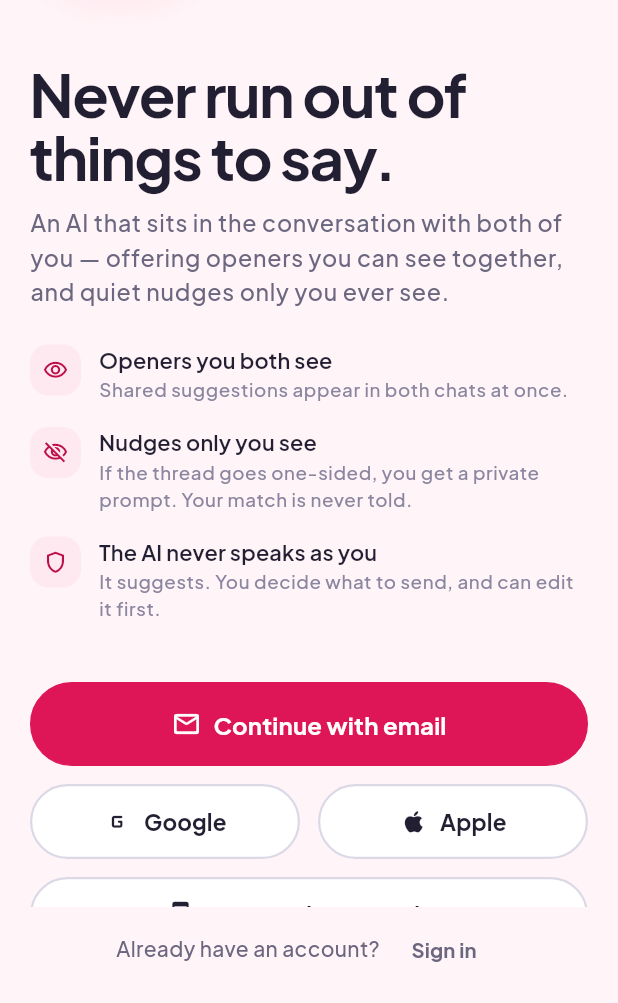
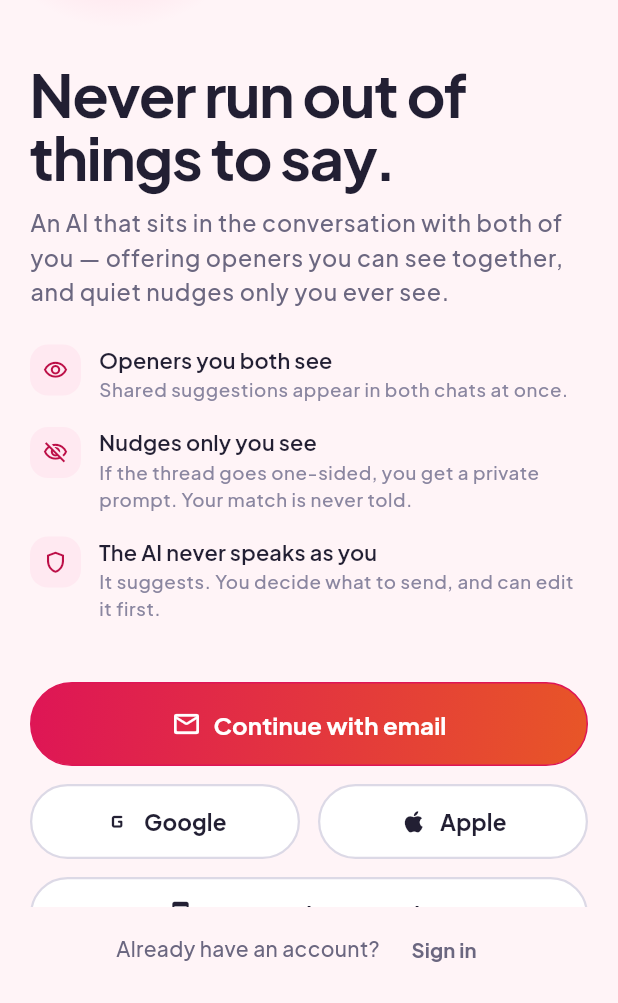
Before and after one commit to Majorboy1/Closey, a Flutter app: the screen it shows after launch, on a phone screen of 412 x 824 dp, the part 233-1236 px from its top. Run offline on Flutter 3.47's test engine with Material 3 defaults, Android fonts, the phone set to English and light mode, and no system bars; our stand-ins replace cached_network_image, cloud_firestore, cloud_functions, cross_file, firebase_auth, firebase_core and 9 more; accounts and stored records are empty.

Commit message:
Add gradient polish and a container system for wide viewports
Aesthetics: filled button variants now carry a gradient, and the app frame is a soft gradient rather than a flat background. Both stops are tokens - the second is the brand lerped toward accent - so the gradient reads as depth inside one fill instead of as a two-colour banner, and it stays correct if the palette changes again. Outlined and ghost buttons stay flat so the primary action remains the loudest thing on screen.

Layout foundation, from the UX Architect method: the app is now constrained to a 440pt column and centred, on a gradient frame. A dating app stretched edge to edge across a desktop window is wrong in a way that is hard to name - every layout was tuned against a 390pt phone, so a wide viewport just inflates the deck and the tab bar. The constraint only bites above the maximum width, so it costs nothing on a real phone. The reference document is CSS-specific (custom properties, data-theme, media queries) and none of that transfers; the container system and breakpoint thinking do.

```diff
--- a/lib/app.dart
+++ b/lib/app.dart
@@ -2,8 +2,15 @@ import 'package:flutter/material.dart';
 import 'package:flutter_riverpod/flutter_riverpod.dart';
 
 import 'core/router/app_router.dart';
+import 'core/theme/closey_colors.dart';
 import 'core/theme/closey_theme.dart';
 import 'state/app_providers.dart';
+
+/// The widest the app ever gets.
+///
+/// Above this the layout is centred rather than stretched. See the note in
+/// [CloseyApp.build] for why a phone-shaped product wants this on a desktop.
+const double kMaxAppColumnWidth = 440;
 
 /// The application root.
 ///
@@ -34,8 +41,18 @@ class CloseyApp extends ConsumerWidget {
 
       // Respect the platform's text scaling, but clamp the extreme end so a
       // 2.0x setting cannot break the swipe deck or the chat header.
+      //
+      // The same builder constrains the app to a phone-shaped column. A dating
+      // app stretched edge to edge across a desktop window is wrong in a way
+      // that is hard to name: every layout was tuned against a 390pt phone, so
+      // a wide viewport just makes the deck and the tab bar look inflated. A
+      // centred column on a gradient frame is the Flutter equivalent of the UX
+      // Architect's container system, and it costs nothing on a real phone
+      // because the constraint only bites above the maximum width.
       builder: (context, child) {
         final media = MediaQuery.of(context);
+        final c = context.colors;
+
         return MediaQuery(
           data: media.copyWith(
             textScaler: media.textScaler.clamp(
@@ -43,7 +60,25 @@ class CloseyApp extends ConsumerWidget {
               maxScaleFactor: 1.4,
             ),
           ),
-          child: child ?? const SizedBox.shrink(),
+          child: DecoratedBox(
+            decoration: BoxDecoration(
+              gradient: LinearGradient(
+                begin: Alignment.topLeft,
+                end: Alignment.bottomRight,
+                colors: c.isDark
+                    ? const [Color(0xFF0E0A16), Color(0xFF2A1545)]
+                    : const [Color(0xFFFDE4EE), Color(0xFFEFE7FF)],
+              ),
+            ),
+            child: Center(
+              child: ConstrainedBox(
+                constraints: const BoxConstraints(
+                  maxWidth: kMaxAppColumnWidth,
+                ),
+                child: child ?? const SizedBox.shrink(),
+              ),
+            ),
+          ),
         );
       },
     );
--- a/lib/core/widgets/closey_button.dart
+++ b/lib/core/widgets/closey_button.dart
@@ -88,6 +88,7 @@ class CloseyButton extends StatelessWidget {
   Widget build(BuildContext context) {
     final c = context.colors;
     final (bg, fg, border) = _resolve(c);
+    final gradient = _gradientFor(c);
 
     final child = AnimatedContainer(
       duration: context.motion(Motion.quick),
@@ -97,7 +98,18 @@ class CloseyButton extends StatelessWidget {
         horizontal: size == CloseyButtonSize.sm ? Gap.lg : Gap.xxl,
       ),
       decoration: BoxDecoration(
-        color: bg,
+        // A flat brand fill was doing all the work before. The gradient is the
+        // cheapest way to make the primary action look like the most finished
+        // thing on the screen, and it is limited to the filled variants so
+        // outlined and ghost buttons stay quiet.
+        color: gradient == null ? bg : null,
+        gradient: gradient == null
+            ? null
+            : LinearGradient(
+                begin: Alignment.topLeft,
+                end: Alignment.bottomRight,
+                colors: gradient,
+              ),
         borderRadius: Radii.pill,
         border: Border.all(
           color: border,
@@ -168,6 +180,23 @@ class CloseyButton extends StatelessWidget {
     }
     return button;
   }
+
+  /// Filled variants get a gradient; outlined and ghost ones stay flat.
+  ///
+  /// Both stops are tokens. The second is the brand lerped toward `accent`, so
+  /// the gradient reads as depth inside a single fill rather than as a
+  /// two-colour banner, and it stays correct if the palette changes again.
+  List<Color>? _gradientFor(CloseyColors c) => switch (variant) {
+    CloseyButtonVariant.primary => [
+      c.brand,
+      Color.lerp(c.brand, c.accent, 0.55)!,
+    ],
+    CloseyButtonVariant.success => [
+      c.success,
+      Color.lerp(c.success, c.brand, 0.35)!,
+    ],
+    _ => null,
+  };
 
   (Color bg, Color fg, Color border) _resolve(CloseyColors c) {
     switch (variant) {
```
